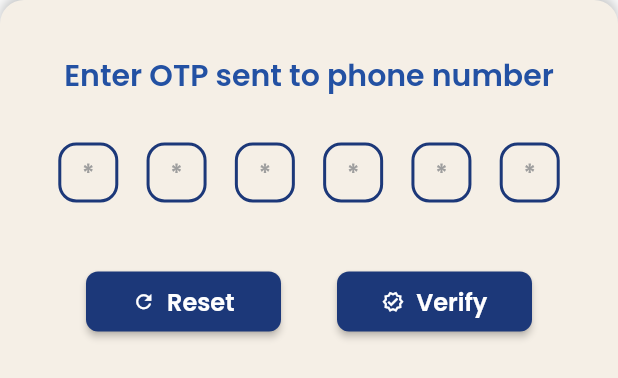
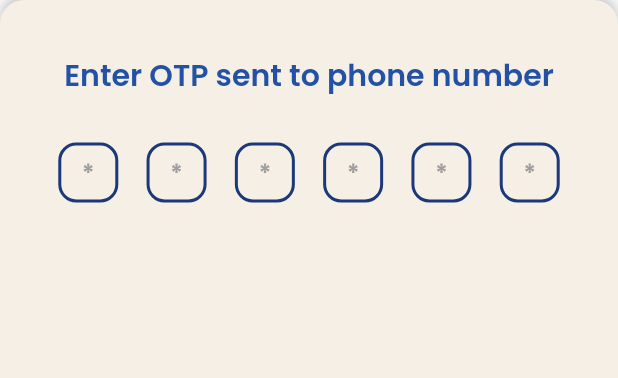
Before and after one commit to PiersoftDev/ConverseApp, a Flutter app: the OtpComponentWidget widget shown alone on an empty page, opened directly, on a phone screen of 412 x 824 dp. Shown: the top 378 px of the screen. Run offline on Flutter 3.47's test engine with Material 2 defaults, Android fonts, the phone set to English and light mode, and no system bars; drawn by our look-alikes of auto_size_text, pin_code_fields; our stand-ins replace equatable, font_awesome_flutter, from_css_color, go_router, google_fonts, lottie and 4 more; missing offline and left inert: json_path; accounts and stored records are empty; network calls fail.

Commit message:
Updating to latest FlutterFlow output.

```diff
--- a/lib/components/otp_component_model.dart
+++ b/lib/components/otp_component_model.dart
@@ -1,6 +1,5 @@
 import '../flutter_flow/flutter_flow_theme.dart';
 import '../flutter_flow/flutter_flow_util.dart';
-import '../flutter_flow/flutter_flow_widgets.dart';
 import 'package:pin_code_fields/pin_code_fields.dart';
 import 'package:flutter/material.dart';
 import 'package:google_fonts/google_fonts.dart';
--- a/lib/components/otp_component_widget.dart
+++ b/lib/components/otp_component_widget.dart
@@ -1,6 +1,5 @@
 import '../flutter_flow/flutter_flow_theme.dart';
 import '../flutter_flow/flutter_flow_util.dart';
-import '../flutter_flow/flutter_flow_widgets.dart';
 import 'package:pin_code_fields/pin_code_fields.dart';
 import 'package:flutter/material.dart';
 import 'package:google_fonts/google_fonts.dart';
@@ -109,67 +108,6 @@ class _OtpComponentWidgetState extends State<OtpComponentWidget> {
                 onChanged: (_) => {},
               ),
             ),
-            Padding(
-              padding: EdgeInsetsDirectional.fromSTEB(0, 30, 0, 0),
-              child: Row(
-                mainAxisSize: MainAxisSize.max,
-                mainAxisAlignment: MainAxisAlignment.spaceEvenly,
-                children: [
-                  FFButtonWidget(
-                    onPressed: () {
-                      print('OTPResetButton pressed ...');
-                    },
-                    text: 'Reset',
-                    icon: Icon(
-                      Icons.refresh,
-                      size: 15,
-                    ),
-                    options: FFButtonOptions(
-                      width: 130,
-                      height: 40,
-                      color: Color(0xFF1C3879),
-                      textStyle: FlutterFlowTheme.of(context)
-                          .subtitle2
-                          .override(
-                            fontFamily: 'Poppins',
-                            color: FlutterFlowTheme.of(context).primaryBtnText,
-                          ),
-                      borderSide: BorderSide(
-                        color: Colors.transparent,
-                        width: 1,
-                      ),
-                      borderRadius: BorderRadius.circular(8),
-                    ),
-                  ),
-                  FFButtonWidget(
-                    onPressed: () {
-                      print('OTpConfirmButton pressed ...');
-                    },
-                    text: 'Verify',
-                    icon: Icon(
-                      Icons.verified_outlined,
-                      size: 15,
-                    ),
-                    options: FFButtonOptions(
-                      width: 130,
-                      height: 40,
-                      color: Color(0xFF1C3879),
-                      textStyle: FlutterFlowTheme.of(context)
-                          .subtitle2
-                          .override(
-                            fontFamily: 'Poppins',
-                            color: FlutterFlowTheme.of(context).primaryBtnText,
-                          ),
-                      borderSide: BorderSide(
-                        color: Colors.transparent,
-                        width: 1,
-                      ),
-                      borderRadius: BorderRadius.circular(8),
-                    ),
-                  ),
-                ],
-              ),
-            ),
           ],
         ),
       ),
--- a/lib/login_page/login_page_widget.dart
+++ b/lib/login_page/login_page_widget.dart
@@ -875,7 +875,7 @@ class _LoginPageWidgetState extends State<LoginPageWidget> {
                                                                     context)
                                                                 .size
                                                                 .height *
-                                                            0.4,
+                                                            0.3,
                                                         child:
                                                             OtpComponentWidget(),
                                                       ),
```
